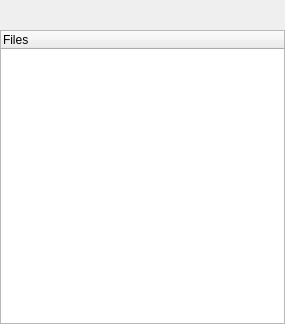
clixx-io/clixx.io, file iot-developer/mainwindow/projectwidget.ui: the form before one commit.
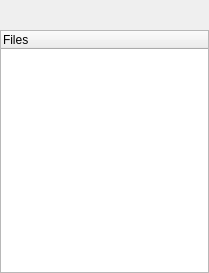
The form after the commit.

Patch:
```diff
--- a/iot-developer/mainwindow/projectwidget.ui
+++ b/iot-developer/mainwindow/projectwidget.ui
@@ -6,8 +6,8 @@
    <rect>
     <x>0</x>
     <y>0</y>
-    <width>285</width>
-    <height>324</height>
+    <width>209</width>
+    <height>273</height>
    </rect>
   </property>
   <property name="sizePolicy">
```
